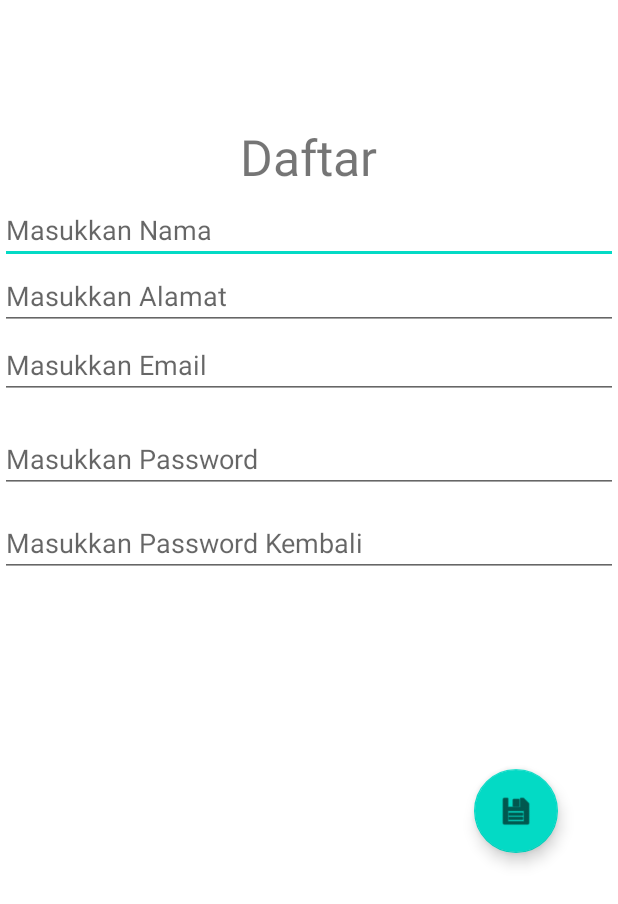
After one commit to Muzakki-abdurrazaq/Activity10-mebaca-data, an Android app: the layout activity_daftar.xml on its own in the app's theme, with its tools: preview values and no code run, on a phone screen of 412 x 824 dp. The commit adds this screen. Shown: the top 904 px of the screen. Run offline under Robolectric (Android 15) with nearby library versions, the phone set to English and light mode, and no system bars.

Commit message:
Activity4

```diff
--- /dev/null
+++ b/app/src/main/java/com/example/sampleconstraintlayout/DaftarActivity.java
@@ -0,0 +1,27 @@
+package com.example.sampleconstraintlayout;
+
+import android.os.Bundle;
+import android.view.View;
+import android.widget.EditText;
+import com.google.android.material.floatingactionbutton.FloatingActionButton;
+
+import androidx.appcompat.app.AppCompatActivity;
+
+public class DaftarActivity extends AppCompatActivity {
+
+    EditText edtNama, edtAlamat, edtEmail, edtPassword, edtrepass;
+
+    com.google.android.material.floatingactionbutton.FloatingActionButton fab;
+    @Override
+    protected void onCreate( Bundle savedInstanceState) {
+        super.onCreate(savedInstanceState);
+        setContentView(R.layout.activity_daftar);
+
+        fab.setOnClickListener(new View.OnClickListener() {
+            @Override
+            public void onClick(View v) {
+
+            }
+        });
+    }
+}
--- a/app/src/main/java/com/example/sampleconstraintlayout/MainActivity.java
+++ b/app/src/main/java/com/example/sampleconstraintlayout/MainActivity.java
@@ -1,9 +1,12 @@
 package com.example.sampleconstraintlayout;
 
+import androidx.annotation.NonNull;
 import androidx.appcompat.app.AppCompatActivity;
 
 import android.content.Intent;
 import android.os.Bundle;
+import android.view.Menu;
+import android.view.MenuItem;
 import android.view.View;
 import android.widget.Button;
 import android.widget.EditText;
@@ -13,6 +16,22 @@ public class MainActivity extends AppCompatActivity {
     Button btnLogin;
     EditText edemail, edpassword;
     String nama, password,massage;
+
+    @Override
+    public boolean onCreateOptionsMenu(Menu menu) {
+        getMenuInflater().inflate(R.menu.menu, menu);
+        return super.onCreateOptionsMenu(menu);
+    }
+
+    @Override
+    public boolean onOptionsItemSelected( MenuItem item) {
+        if (item.getItemId() == R.id.mnDaftar)
+        {
+            Intent i = new Intent(getApplicationContext(), DaftarActivity.class);
+            startActivity(i);
+        }
+        return super.onOptionsItemSelected(item);
+    }
 
     @Override
     protected void onCreate(Bundle savedInstanceState)
--- /dev/null
+++ b/app/src/main/res/layout/activity_daftar.xml
@@ -0,0 +1,106 @@
+<?xml version="1.0" encoding="utf-8"?>
+<androidx.constraintlayout.widget.ConstraintLayout
+    xmlns:android="http://schemas.android.com/apk/res/android"
+    xmlns:app="http://schemas.android.com/apk/res-auto"
+    xmlns:tools="http://schemas.android.com/tools"
+    android:layout_width="match_parent"
+    android:layout_height="match_parent">
+
+    <TextView
+        android:id="@+id/textView3"
+        android:layout_width="wrap_content"
+        android:layout_height="wrap_content"
+        android:text="@string/ldaftar"
+        android:textSize="15pt"
+        app:layout_constraintBottom_toBottomOf="parent"
+        app:layout_constraintEnd_toEndOf="parent"
+        app:layout_constraintStart_toStartOf="parent"
+        app:layout_constraintTop_toTopOf="parent"
+        app:layout_constraintHorizontal_bias="0.498"
+        app:layout_constraintVertical_bias="0.105" />
+
+    <EditText
+        android:id="@+id/edNama"
+        android:layout_width="match_parent"
+        android:layout_height="wrap_content"
+        android:hint="@string/enama"
+        android:inputType="textPersonName"
+        android:ems="10"
+        app:layout_constraintBottom_toBottomOf="parent"
+        app:layout_constraintEnd_toEndOf="parent"
+        app:layout_constraintStart_toStartOf="parent"
+        app:layout_constraintTop_toTopOf="@+id/textView3"
+        app:layout_constraintHorizontal_bias="0.079"
+        app:layout_constraintVertical_bias="0.07" />
+
+    <EditText
+        android:id="@+id/edAlamat"
+        android:layout_width="match_parent"
+        android:layout_height="wrap_content"
+        android:hint="@string/ealamat"
+        android:inputType="textMultiLine|text"
+        android:ems="10"
+        app:layout_constraintBottom_toBottomOf="parent"
+        app:layout_constraintEnd_toEndOf="parent"
+        app:layout_constraintStart_toStartOf="parent"
+        app:layout_constraintTop_toTopOf="@+id/edNama"
+        app:layout_constraintHorizontal_bias="0.0"
+        app:layout_constraintVertical_bias="0.068" />
+
+    <EditText
+        android:id="@+id/EdEmail"
+        android:layout_width="match_parent"
+        android:layout_height="wrap_content"
+        android:hint="@string/eemail"
+        android:inputType="textEmailAddress"
+        android:ems="10"
+        app:layout_constraintBottom_toBottomOf="parent"
+        app:layout_constraintEnd_toEndOf="parent"
+        app:layout_constraintStart_toStartOf="parent"
+        app:layout_constraintTop_toTopOf="@+id/edAlamat"
+        app:layout_constraintHorizontal_bias="0.079"
+        app:layout_constraintVertical_bias="0.076" />
+
+    <EditText
+        android:id="@+id/edPass"
+        android:layout_width="match_parent"
+        android:layout_height="wrap_content"
+        android:hint="@string/epass"
+        android:inputType="textPassword"
+        android:ems="10"
+        app:layout_constraintBottom_toBottomOf="parent"
+        app:layout_constraintEnd_toEndOf="parent"
+        app:layout_constraintStart_toStartOf="parent"
+        app:layout_constraintTop_toTopOf="@+id/EdEmail"
+        app:layout_constraintHorizontal_bias="0.079"
+        app:layout_constraintVertical_bias="0.112" />
+
+    <EditText
+        android:id="@+id/edrepas"
+        android:layout_width="match_parent"
+        android:layout_height="wrap_content"
+        android:hint="@string/erepass"
+        android:inputType="textPassword"
+        android:ems="10"
+        app:layout_constraintBottom_toBottomOf="parent"
+        app:layout_constraintEnd_toEndOf="parent"
+        app:layout_constraintStart_toStartOf="parent"
+        app:layout_constraintTop_toTopOf="@+id/edPass"
+        app:layout_constraintHorizontal_bias="0.079"
+        app:layout_constraintVertical_bias="0.113" />
+
+    <com.google.android.material.floatingactionbutton.FloatingActionButton
+        android:id="@+id/fabSimpan"
+        android:layout_width="wrap_content"
+        android:layout_height="wrap_content"
+        android:clickable="true"
+        app:srcCompat="@android:drawable/ic_menu_save"
+        app:layout_constraintBottom_toBottomOf="parent"
+        app:layout_constraintEnd_toEndOf="parent"
+        app:layout_constraintStart_toStartOf="parent"
+        app:layout_constraintTop_toTopOf="@+id/edrepas"
+        app:layout_constraintHorizontal_bias="0.887"
+        app:layout_constraintVertical_bias="0.404" />
+
+
+</androidx.constraintlayout.widget.ConstraintLayout>
--- /dev/null
+++ b/app/src/main/res/menu/menu.xml
@@ -0,0 +1,8 @@
+<?xml version="1.0" encoding="utf-8"?>
+<menu xmlns:app="http://schemas.android.com/apk/res-auto"
+    xmlns:android="http://schemas.android.com/apk/res/android">
+
+    <item
+        android:id="@+id/mnDaftar"
+        android:title="@string/mDaftar" />
+</menu>
--- a/app/src/main/res/values/strings.xml
+++ b/app/src/main/res/values/strings.xml
@@ -9,4 +9,11 @@
     <string name="txpassword">ini hasil password</string>
     <string name="label2">Login Berhasil</string>
     <string name="tLogin">LOGIN</string>
+    <string name="mDaftar">Pendaftaran</string>
+    <string name="ldaftar">Daftar</string>
+    <string name="enama">Masukkan Nama</string>
+    <string name="eemail">Masukkan Email</string>
+    <string name="epass">Masukkan Password</string>
+    <string name="erepass">Masukkan Password Kembali</string>
+    <string name="ealamat">Masukkan Alamat</string>
 </resources>
```
